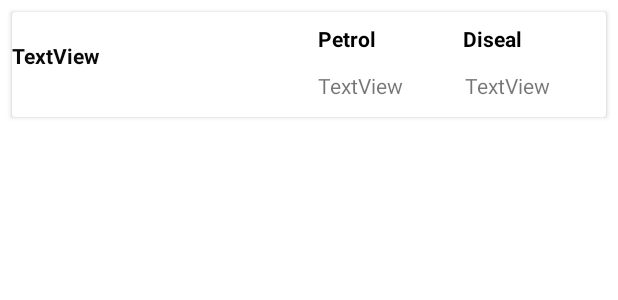
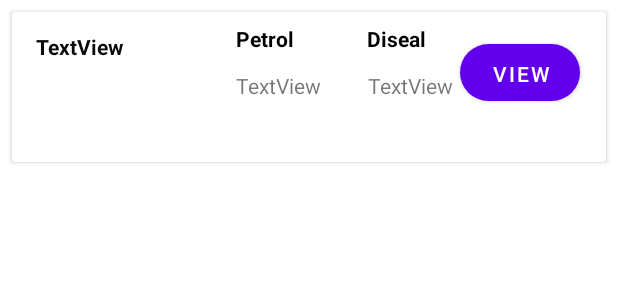
Before and after one commit to shanuka-prabodha/Fuel-app, an Android app: the layout searchrecyclerviewlayout.xml on its own in the app's theme, with its tools: preview values and no code run, on a phone screen of 412 x 824 dp. Shown: the top 300 px of the screen. Run offline under Robolectric (Android 15) with nearby library versions, the phone set to English and light mode, and no system bars.

Commit message:
search bug fixes

```diff
--- a/app/src/main/res/layout/searchrecyclerviewlayout.xml
+++ b/app/src/main/res/layout/searchrecyclerviewlayout.xml
@@ -2,7 +2,7 @@
 <androidx.cardview.widget.CardView xmlns:app="http://schemas.android.com/apk/res-auto"
     xmlns:tools="http://schemas.android.com/tools"
     android:layout_width="match_parent"
-    android:layout_height="70dp"
+    android:layout_height="100dp"
     android:orientation="vertical"
     android:layout_margin="8dp"
     xmlns:android="http://schemas.android.com/apk/res/android">
@@ -12,22 +12,25 @@
         android:layout_height="99dp">
 
 
-        <!--        <Button-->
-        <!--            android:id="@+id/btn_view"-->
-        <!--            android:layout_width="wrap_content"-->
-        <!--            android:layout_height="wrap_content"-->
-        <!--            android:layout_marginTop="4dp"-->
-        <!--            android:layout_marginEnd="16dp"-->
-        <!--            android:background="@drawable/rounded_corner_2"-->
-        <!--            android:text="View"-->
-        <!--            app:layout_constraintEnd_toEndOf="parent"-->
-        <!--            app:layout_constraintTop_toTopOf="parent" />-->
+        <Button
+            android:id="@+id/btn_view"
+            android:layout_width="80dp"
+            android:layout_height="38dp"
+            android:background="@drawable/rounded_corner_2"
+            android:text="View"
+            app:layout_constraintBottom_toBottomOf="parent"
+            app:layout_constraintEnd_toEndOf="parent"
+            app:layout_constraintHorizontal_bias="0.2"
+            app:layout_constraintStart_toEndOf="@+id/ds"
+            app:layout_constraintTop_toTopOf="parent"
+            app:layout_constraintVertical_bias="0.344" />
 
         <TextView
             android:id="@+id/location"
-            android:layout_width="180dp"
-            android:layout_height="36dp"
+            android:layout_width="109dp"
+            android:layout_height="42dp"
 
+            android:layout_marginStart="16dp"
             android:layout_marginBottom="44dp"
             android:text="TextView"
             android:textColor="#0B0909"
@@ -58,7 +61,7 @@
             android:textSize="14sp"
             android:textStyle="bold"
             app:layout_constraintEnd_toEndOf="parent"
-            app:layout_constraintHorizontal_bias="0.506"
+            app:layout_constraintHorizontal_bias="0.289"
             app:layout_constraintStart_toEndOf="@+id/textView19"
             app:layout_constraintTop_toTopOf="parent" />
 
@@ -80,7 +83,7 @@
             android:layout_marginEnd="36dp"
             android:text="TextView"
             app:layout_constraintEnd_toEndOf="parent"
-            app:layout_constraintHorizontal_bias="0.974"
+            app:layout_constraintHorizontal_bias="0.323"
             app:layout_constraintStart_toEndOf="@+id/pt"
             app:layout_constraintTop_toBottomOf="@+id/textView20" />
 
```
Also changed, not shown: app/src/main/java/com/example/fuelapp/VehicleOwner/SearchActivity.java (+25 -67 lines), app/src/main/java/com/example/fuelapp/VehicleOwner/SearchAdapter.java (+14 -49 lines), app/src/main/java/com/example/fuelapp/VehicleOwner/ViewActivity.java (+64 -106 lines).
